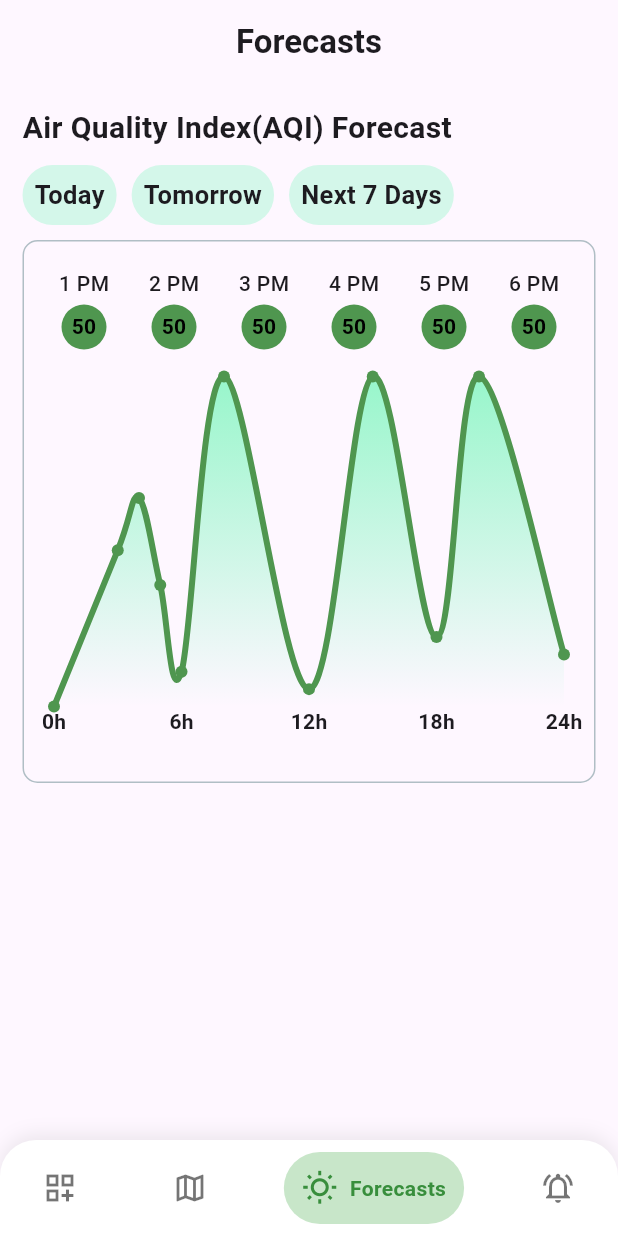
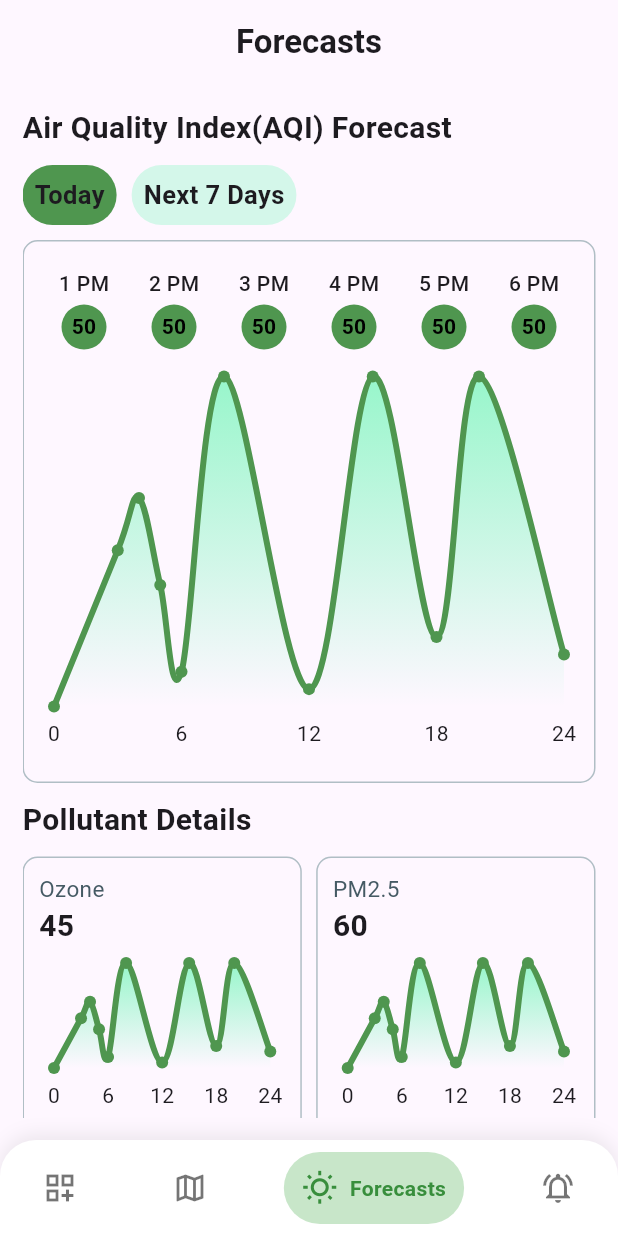
Before and after one commit to amrelmaadawy/pollution_predict, a Flutter app: the screen it shows after launch, item 3 of the bottom bar chosen, on a phone screen of 412 x 824 dp. Run offline on Flutter 3.47's test engine with Material 3 defaults, Android fonts, the phone set to English and light mode, and no system bars; drawn by our look-alikes of fl_chart, google_nav_bar.

Commit message:
toggle between today and next 7 days

```diff
--- a/lib/features/air_quality/ui/widgets/linear_chart.dart
+++ b/lib/features/air_quality/ui/widgets/linear_chart.dart
@@ -3,14 +3,20 @@ import 'package:flutter/material.dart';
 import 'package:pollution/core/app_colors.dart';
 
 class LinearChart extends StatelessWidget {
-  const LinearChart({super.key});
-
+  const LinearChart({
+    super.key,
+    this.height = 250,
+    this.width = double.infinity,
+  });
+  final double height;
+  final double width;
   @override
   Widget build(BuildContext context) {
     return Padding(
       padding: const EdgeInsets.all(10.0),
       child: SizedBox(
-        height: 250,
+        height: height,
+        width: width,
         child: LineChart(
           LineChartData(
             gridData: FlGridData(show: false),
@@ -22,36 +28,36 @@ class LinearChart extends StatelessWidget {
                   showTitles: true,
                   reservedSize: 30,
                   interval: 6, // كل كام وحدة يظهر label (0, 6, 12, 18, 24)
-                  getTitlesWidget: (value, meta) {
-                    switch (value.toInt()) {
-                      case 0:
-                        return const Text(
-                          "0h",
-                          style: TextStyle(fontWeight: FontWeight.bold),
-                        );
-                      case 6:
-                        return const Text(
-                          "6h",
-                          style: TextStyle(fontWeight: FontWeight.bold),
-                        );
-                      case 12:
-                        return const Text(
-                          "12h",
-                          style: TextStyle(fontWeight: FontWeight.bold),
-                        );
-                      case 18:
-                        return const Text(
-                          "18h",
-                          style: TextStyle(fontWeight: FontWeight.bold),
-                        );
-                      case 24:
-                        return const Text(
-                          "24h",
-                          style: TextStyle(fontWeight: FontWeight.bold),
-                        );
-                    }
-                    return const SizedBox.shrink();
-                  },
+                  // getTitlesWidget: (value, meta) {
+                  //   switch (value.toInt()) {
+                  //     case 0:
+                  //       return const Text(
+                  //         "0h",
+                  //         style: TextStyle(fontWeight: FontWeight.bold),
+                  //       );
+                  //     case 6:
+                  //       return const Text(
+                  //         "6h",
+                  //         style: TextStyle(fontWeight: FontWeight.bold),
+                  //       );
+                  //     case 12:
+                  //       return const Text(
+                  //         "12h",
+                  //         style: TextStyle(fontWeight: FontWeight.bold),
+                  //       );
+                  //     case 18:
+                  //       return const Text(
+                  //         "18h",
+                  //         style: TextStyle(fontWeight: FontWeight.bold),
+                  //       );
+                  //     case 24:
+                  //       return const Text(
+                  //         "24h",
+                  //         style: TextStyle(fontWeight: FontWeight.bold),
+                  //       );
+                  //   }
+                  //   return const SizedBox.shrink();
+                  // },
                 ),
               ),
 
--- a/lib/features/forecasts/UI/forecasts_view.dart
+++ b/lib/features/forecasts/UI/forecasts_view.dart
@@ -2,15 +2,23 @@ import 'package:flutter/material.dart';
 import 'package:pollution/core/app_colors.dart';
 import 'package:pollution/features/air_quality/ui/widgets/linear_chart.dart';
 import 'package:pollution/features/forecasts/UI/widgets/custom_forecasts_time_container.dart';
+import 'package:pollution/features/forecasts/UI/widgets/custom_pollutant_details_container.dart';
 import 'package:pollution/features/forecasts/UI/widgets/todays_forecast_by_time.dart';
 
-class ForecastsView extends StatelessWidget {
+class ForecastsView extends StatefulWidget {
   const ForecastsView({super.key});
 
+  @override
+  State<ForecastsView> createState() => _ForecastsViewState();
+}
+
+class _ForecastsViewState extends State<ForecastsView> {
+  String selectedTime = 'Today';
   @override
   Widget build(BuildContext context) {
     return Padding(
       padding: const EdgeInsets.all(15.0),
+      child: SingleChildScrollView(
         child: Column(
           crossAxisAlignment: CrossAxisAlignment.start,
           children: [
@@ -21,11 +29,29 @@ class ForecastsView extends StatelessWidget {
             SizedBox(height: 10),
             Row(
               children: [
-              CustomForecastsTimeContianer(time: 'Today'),
+                GestureDetector(
+                  onTap: () {
+                    setState(() {
+                      selectedTime = 'Today';
+                    });
+                  },
+                  child: CustomForecastsTimeContianer(
+                    time: 'Today',
+                    isSelected: selectedTime == 'Today',
+                  ),
+                ),
                 SizedBox(width: 10),
-              CustomForecastsTimeContianer(time: 'Tomorrow'),
-              SizedBox(width: 10),
-              CustomForecastsTimeContianer(time: 'Next 7 Days'),
+                GestureDetector(
+                  onTap: () {
+                    setState(() {
+                      selectedTime = 'Next 7 Days';
+                    });
+                  },
+                  child: CustomForecastsTimeContianer(
+                    time: 'Next 7 Days',
+                    isSelected: selectedTime == 'Next 7 Days',
+                  ),
+                ),
               ],
             ),
             SizedBox(height: 10),
@@ -36,10 +62,37 @@ class ForecastsView extends StatelessWidget {
               ),
               child: Padding(
                 padding: const EdgeInsets.all(10.0),
-              child: Column(children: [TodaysForecastsByTime(), LinearChart()]),
+                child: Column(
+                  children: [TodaysForecastsByTime(), LinearChart()],
                 ),
               ),
+            ),
+            SizedBox(height: 10),
+            Text(
+              'Pollutant Details',
+              style: TextStyle(fontSize: 20, fontWeight: FontWeight.bold),
+            ),
+            SizedBox(height: 10),
+            Row(
+              mainAxisAlignment: MainAxisAlignment.spaceBetween,
+              children: [
+                CustomPollutantDetailsContainer(
+                  pollutantName: 'Ozone',
+                  pollutantValue: '45',
+                ),
+                CustomPollutantDetailsContainer(
+                  pollutantName: 'PM2.5',
+                  pollutantValue: '60',
+                ),
               ],
+            ),
+            SizedBox(height: 10),
+            CustomPollutantDetailsContainer(
+              pollutantName: 'NO2',
+              pollutantValue: '20',
+            ),
+          ],
+        ),
       ),
     );
   }
--- a/lib/features/forecasts/UI/widgets/custom_forecasts_time_container.dart
+++ b/lib/features/forecasts/UI/widgets/custom_forecasts_time_container.dart
@@ -2,14 +2,18 @@ import 'package:flutter/material.dart';
 import 'package:pollution/core/app_colors.dart';
 
 class CustomForecastsTimeContianer extends StatelessWidget {
-  const CustomForecastsTimeContianer({super.key, required this.time});
+  const CustomForecastsTimeContianer({
+    super.key,
+    required this.time,
+    required this.isSelected,
+  });
   final String time;
-
+  final bool isSelected;
   @override
   Widget build(BuildContext context) {
     return Container(
       decoration: BoxDecoration(
-        color: kLightHighlightGreenColor,
+        color: isSelected ? kLightPrimaryColor : kLightHighlightGreenColor,
         borderRadius: BorderRadius.circular(20),
       ),
       child: Padding(
--- /dev/null
+++ b/lib/features/forecasts/UI/widgets/custom_pollutant_details_container.dart
@@ -0,0 +1,42 @@
+import 'package:flutter/material.dart';
+import 'package:pollution/core/app_colors.dart';
+import 'package:pollution/features/air_quality/ui/widgets/linear_chart.dart';
+
+class CustomPollutantDetailsContainer extends StatelessWidget {
+  const CustomPollutantDetailsContainer({
+    super.key,
+    required this.pollutantName,
+    required this.pollutantValue,
+  });
+  final String pollutantName;
+  final String pollutantValue;
+  @override
+  Widget build(BuildContext context) {
+    return Container(
+      decoration: BoxDecoration(
+        border: Border.all(color: kLightBorderColor),
+        borderRadius: BorderRadius.circular(10),
+      ),
+      child: Padding(
+        padding: const EdgeInsets.all(10.0),
+        child: Column(
+          crossAxisAlignment: CrossAxisAlignment.start,
+          children: [
+            Text(
+              pollutantName,
+              style: TextStyle(fontSize: 15, color: kSubTextColor),
+            ),
+            Text(
+              pollutantValue,
+              style: TextStyle(fontSize: 20, fontWeight: FontWeight.bold),
+            ),
+            LinearChart(
+              height: 100,
+              width: MediaQuery.of(context).size.width * 0.35,
+            ),
+          ],
+        ),
+      ),
+    );
+  }
+}
```
Lines whose indentation alone changed are shown as unchanged.
